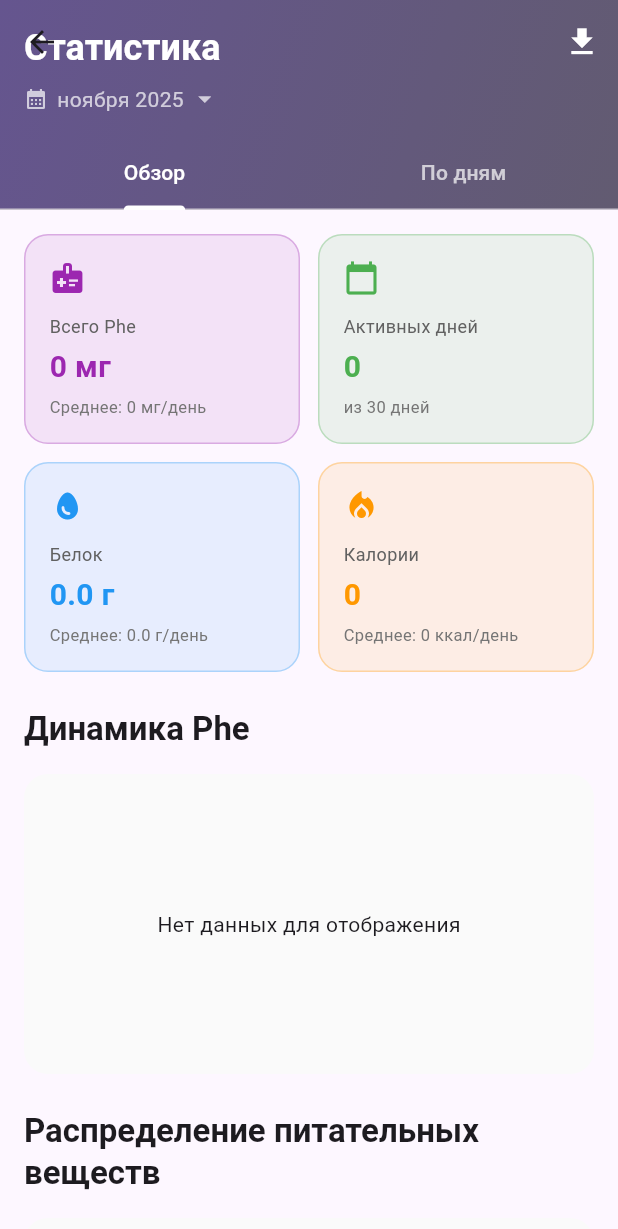
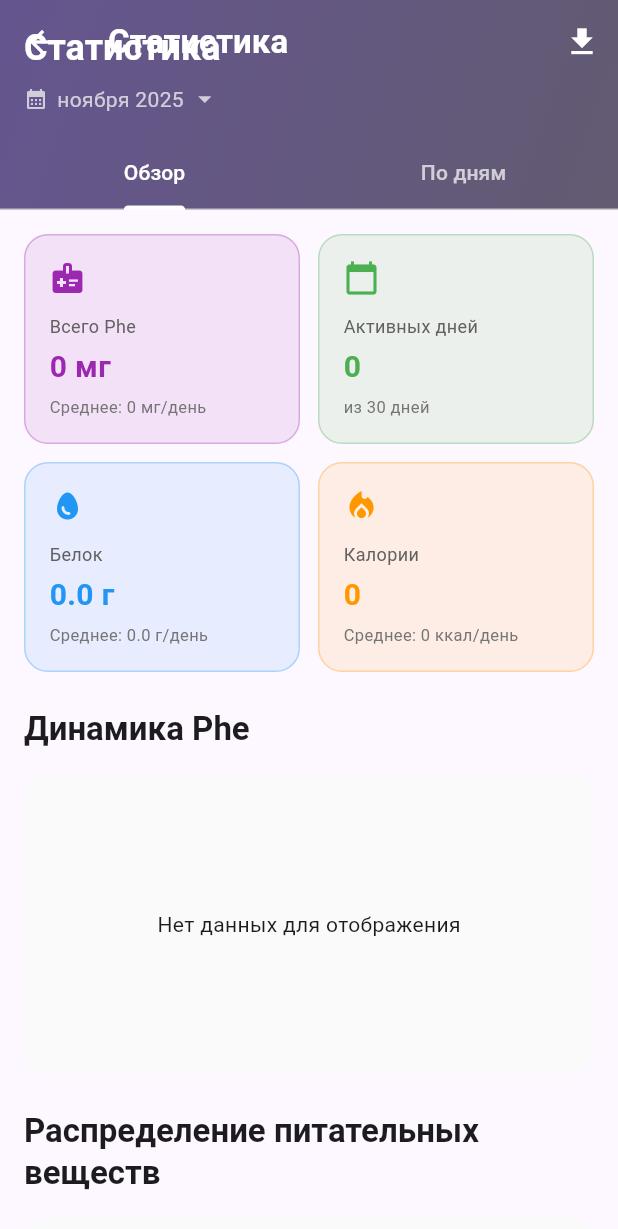
Before and after one commit to Melvud/pku-app, a Flutter app: the StatisticsScreen screen opened directly, on a phone screen of 412 x 824 dp. Shown: the top 1229 px of the screen. Run offline on Flutter 3.47's test engine with Material 3 defaults, Android fonts, the phone set to English and light mode, and no system bars; our stand-ins replace cloud_firestore, file_picker, firebase_auth, firebase_core, firebase_storage, fl_chart and 2 more; missing offline and left inert: excel, mobile_scanner, syncfusion_flutter_pdfviewer; accounts and stored records are empty.

Commit message:
Fix UI overlapping issues in SliverAppBar screens
Co-authored-by: Melvud <49368133+Melvud@users.noreply.github.com>

```diff
--- a/lib/screens/statistics/statistics_screen.dart
+++ b/lib/screens/statistics/statistics_screen.dart
@@ -203,6 +203,17 @@ class _StatisticsScreenState extends State<StatisticsScreen>
             pinned: true,
             elevation: 0,
             backgroundColor: Theme.of(context).colorScheme.primary,
+            leading: IconButton(
+              icon: const Icon(Icons.arrow_back, color: Colors.white),
+              onPressed: () => Navigator.of(context).pop(),
+            ),
+            title: Text(
+              'Статистика',
+              style: TextStyle(
+                color: Colors.white,
+                fontWeight: FontWeight.bold,
+              ),
+            ),
             flexibleSpace: FlexibleSpaceBar(
               background: Container(
                 decoration: BoxDecoration(
```
Also changed, not shown: lib/screens/admin/admin_panel_screen.dart (+7 -0 lines), lib/screens/articles/articles_screen.dart (+7 -0 lines), lib/screens/recipes/recipes_screen.dart (+7 -0 lines).
